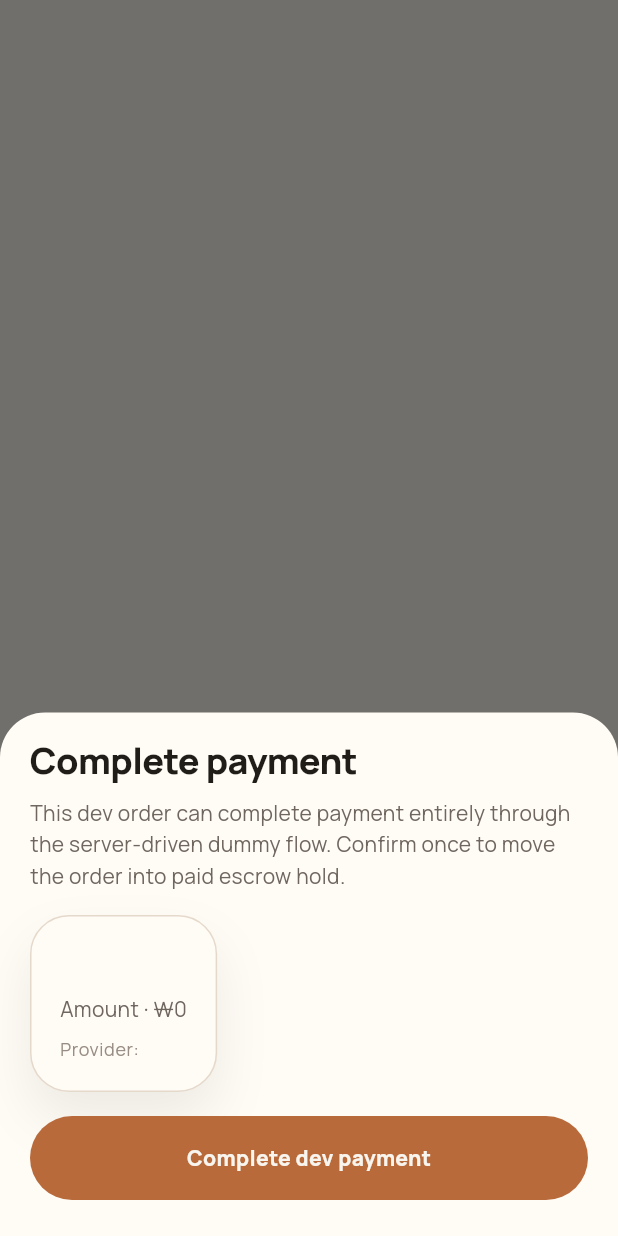
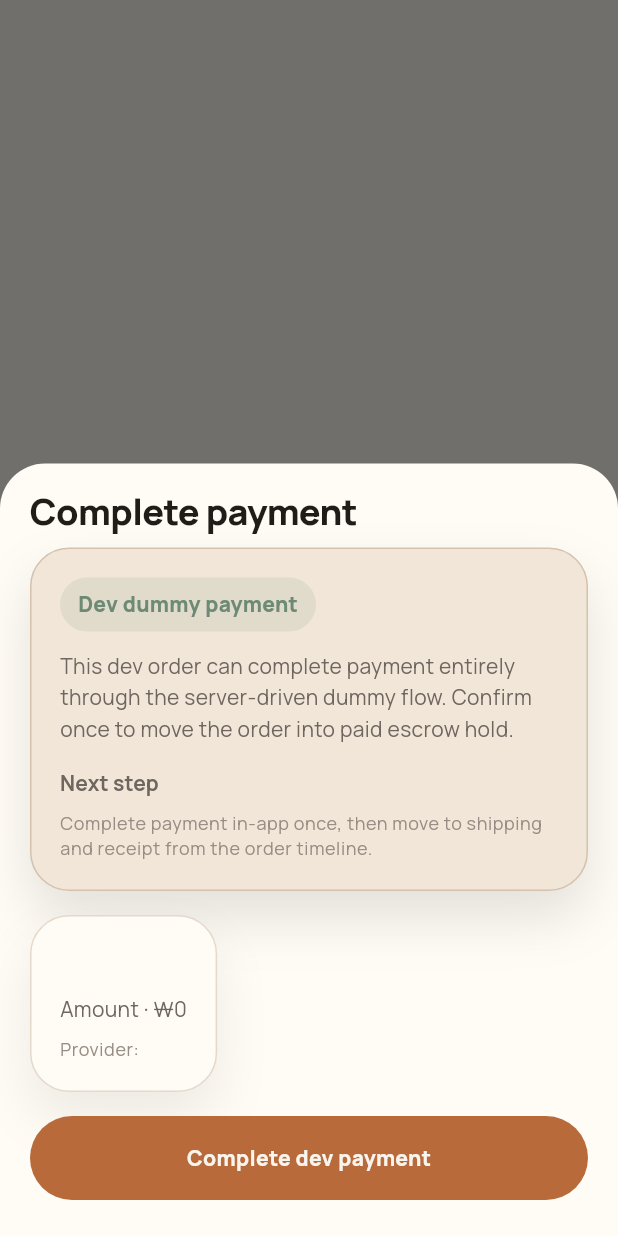
Before and after one commit to asci-00/auction_market, a Flutter app: what showOrderPaymentSessionSheet() shows on an empty page, opened directly with empty values, on a phone screen of 412 x 824 dp. Run offline on Flutter 3.47's test engine with Material 3 defaults, Android fonts, the phone set to English and light mode, and no system bars; our stand-ins replace cloud_firestore, cloud_functions, easy_localization, firebase_auth, firebase_core, firebase_messaging and 7 more; accounts and stored records are empty.

Commit message:
Polish payment recovery UX states

```diff
--- a/apps/mobile_flutter/lib/features/orders/application/order_payment_handoff_service.dart
+++ b/apps/mobile_flutter/lib/features/orders/application/order_payment_handoff_service.dart
@@ -21,6 +21,8 @@ class OrderPaymentHandoffPlan {
 
   bool get isDevDummy => mode == OrderPaymentHandoffMode.devDummy;
   bool get isLauncherReady => mode == OrderPaymentHandoffMode.launcherReady;
+  bool get usesManualFallback => mode == OrderPaymentHandoffMode.manualConfirm;
+  bool get requiresManualConfirmation => !isDevDummy;
 }
 
 final orderPaymentHandoffServiceProvider =
--- a/apps/mobile_flutter/lib/features/orders/presentation/order_payment_session_sheet.dart
+++ b/apps/mobile_flutter/lib/features/orders/presentation/order_payment_session_sheet.dart
@@ -39,6 +39,35 @@ Future<OrderPaymentSheetResult?> showOrderPaymentSessionSheet(
       final tokens = sheetContext.tokens;
       final devPaymentKey = handoffPlan.paymentKey;
       final canDirectDevConfirm = handoffPlan.isDevDummy;
+      final statusColor = switch (handoffPlan.mode) {
+        OrderPaymentHandoffMode.devDummy => AppColors.accentSuccess,
+        OrderPaymentHandoffMode.launcherReady => AppColors.accentPrimary,
+        OrderPaymentHandoffMode.manualConfirm => AppColors.accentUrgent,
+      };
+      final statusLabel = switch (handoffPlan.mode) {
+        OrderPaymentHandoffMode.devDummy =>
+          context.l10n.ordersPaymentSheetStatusDev,
+        OrderPaymentHandoffMode.launcherReady =>
+          context.l10n.ordersPaymentSheetStatusReady,
+        OrderPaymentHandoffMode.manualConfirm =>
+          context.l10n.ordersPaymentSheetStatusBlocked,
+      };
+      final nextStepDescription = switch (handoffPlan.mode) {
+        OrderPaymentHandoffMode.devDummy =>
+          context.l10n.ordersPaymentSheetNextStepDev,
+        OrderPaymentHandoffMode.launcherReady =>
+          context.l10n.ordersPaymentSheetNextStepReady,
+        OrderPaymentHandoffMode.manualConfirm =>
+          context.l10n.ordersPaymentSheetNextStepBlocked,
+      };
+      final description = switch (handoffPlan.mode) {
+        OrderPaymentHandoffMode.devDummy =>
+          context.l10n.ordersPaymentSheetDevDescription,
+        OrderPaymentHandoffMode.launcherReady =>
+          context.l10n.ordersPaymentSheetReadyDescription,
+        OrderPaymentHandoffMode.manualConfirm =>
+          context.l10n.ordersPaymentSheetBlockedDescription,
+      };
 
       return SafeArea(
         child: Padding(
@@ -57,13 +86,11 @@ Future<OrderPaymentSheetResult?> showOrderPaymentSessionSheet(
                 style: sheetContext.textTheme.headlineSmall,
               ),
               SizedBox(height: tokens.space2),
-              Text(
-                handoffPlan.isDevDummy
-                    ? context.l10n.ordersPaymentSheetDevDescription
-                    : handoffPlan.isLauncherReady
-                        ? context.l10n.ordersPaymentSheetReadyDescription
-                        : context.l10n.ordersPaymentSheetBlockedDescription,
-                style: sheetContext.textTheme.bodyMedium,
+              _OrderPaymentRoutePanel(
+                statusLabel: statusLabel,
+                description: description,
+                nextStepDescription: nextStepDescription,
+                accentColor: statusColor,
               ),
               SizedBox(height: tokens.space4),
               _OrderPaymentInfoPanel(session: session),
@@ -167,3 +194,62 @@ class _OrderPaymentInfoPanel extends StatelessWidget {
     );
   }
 }
+
+class _OrderPaymentRoutePanel extends StatelessWidget {
+  const _OrderPaymentRoutePanel({
+    required this.statusLabel,
+    required this.description,
+    required this.nextStepDescription,
+    required this.accentColor,
+  });
+
+  final String statusLabel;
+  final String description;
+  final String nextStepDescription;
+  final Color accentColor;
+
+  @override
+  Widget build(BuildContext context) {
+    final tokens = context.tokens;
+
+    return AppPanel(
+      tone: AppPanelTone.elevated,
+      child: Column(
+        crossAxisAlignment: CrossAxisAlignment.start,
+        children: [
+          Container(
+            padding: EdgeInsets.symmetric(
+              horizontal: tokens.space3,
+              vertical: tokens.space2,
+            ),
+            decoration: BoxDecoration(
+              color: accentColor.withValues(alpha: 0.12),
+              borderRadius: BorderRadius.circular(999),
+            ),
+            child: Text(
+              statusLabel,
+              style: context.textTheme.labelLarge?.copyWith(
+                color: accentColor,
+              ),
+            ),
+          ),
+          SizedBox(height: tokens.space3),
+          Text(
+            description,
+            style: context.textTheme.bodyMedium,
+          ),
+          SizedBox(height: tokens.space4),
+          Text(
+            context.l10n.ordersPaymentSheetNextStepTitle,
+            style: context.textTheme.titleSmall,
+          ),
+          SizedBox(height: tokens.space2),
+          Text(
+            nextStepDescription,
+            style: context.textTheme.bodySmall,
+          ),
+        ],
+      ),
+    );
+  }
+}
--- a/apps/mobile_flutter/lib/l10n/app_en.arb
+++ b/apps/mobile_flutter/lib/l10n/app_en.arb
@@ -367,8 +367,16 @@
   "ordersActionConfirmReceipt": "Confirm receipt",
   "ordersPaymentSheetTitle": "Complete payment",
   "ordersPaymentSheetDevDescription": "This dev order can complete payment entirely through the server-driven dummy flow. Confirm once to move the order into paid escrow hold.",
-  "ordersPaymentSheetReadyDescription": "This order is ready for Toss handoff. Review the payment session details before you continue.",
-  "ordersPaymentSheetBlockedDescription": "This build can prepare the order, but automatic Toss checkout still needs the final client key and return URL setup. If you already have a payment key, you can still confirm it below.",
+  "ordersPaymentSheetReadyDescription": "This order already has the payment return path prepared. Review the session details before you continue outside the app.",
+  "ordersPaymentSheetBlockedDescription": "This order can still be confirmed from a returned payment result. If you already completed Toss checkout elsewhere, enter the payment key below.",
+  "ordersPaymentSheetStatusDev": "Dev dummy payment",
+  "ordersPaymentSheetStatusReady": "Return path prepared",
+  "ordersPaymentSheetStatusBlocked": "Manual recovery path",
+  "ordersPaymentSheetNextStepTitle": "Next step",
+  "ordersPaymentSheetNextStepDev": "Complete payment in-app once, then move to shipping and receipt from the order timeline.",
+  "ordersPaymentSheetNextStepReady": "Finish Toss checkout outside this build, then return with the payment result so the order can be confirmed here.",
+  "ordersPaymentSheetNextStepBlocked": "Keep the order timeline open as your recovery point. When Toss checkout finishes elsewhere, come back with the returned payment key to confirm the order here.",
+  "ordersPaymentFallbackHint": "If Toss checkout finished outside the app, return with the payment key and continue from this order card.",
   "ordersPaymentReturnPendingTitle": "Finalizing payment",
   "ordersPaymentReturnPendingDescription": "We're validating the returned payment result and moving the order into the paid timeline.",
   "ordersPaymentReturnSuccessTitle": "Payment confirmed",
@@ -377,6 +385,12 @@
   "ordersPaymentReturnFailDescription": "Return to the order timeline to retry payment or review the latest status.",
   "ordersPaymentReturnInvalidTitle": "Payment return data is incomplete",
   "ordersPaymentReturnInvalidDescription": "This return route needs order, payment, and amount details before the order can be confirmed.",
+  "ordersPaymentReturnCodeLabel": "Return code · {code}",
+  "@ordersPaymentReturnCodeLabel": {
+    "placeholders": {
+      "code": {}
+    }
+  },
   "ordersPaymentReturnActionOpenOrder": "Open order timeline",
   "ordersPaymentReturnActionBackToOrders": "Back to orders",
   "ordersPaymentCompleteDevAction": "Complete dev payment",
--- a/apps/mobile_flutter/lib/l10n/app_ko.arb
+++ b/apps/mobile_flutter/lib/l10n/app_ko.arb
@@ -367,8 +367,16 @@
   "ordersActionConfirmReceipt": "수령 확인",
   "ordersPaymentSheetTitle": "결제 진행",
   "ordersPaymentSheetDevDescription": "이 dev 주문은 서버 주도 더미 결제 흐름으로 바로 완료할 수 있습니다. 한 번 확인하면 주문이 결제 완료 에스크로 보관 단계로 이동합니다.",
-  "ordersPaymentSheetReadyDescription": "이 주문은 Toss 결제 전달 준비가 완료되었습니다. 계속 진행하기 전에 세션 정보를 확인해 주세요.",
-  "ordersPaymentSheetBlockedDescription": "이 빌드는 주문 결제 세션까지는 준비할 수 있지만, 자동 Toss checkout을 위해서는 최종 client key와 return URL 구성이 더 필요합니다. 이미 payment key가 있다면 아래에서 바로 확인할 수 있습니다.",
+  "ordersPaymentSheetReadyDescription": "이 주문은 결제 복귀 경로 준비가 완료되었습니다. 앱 밖에서 계속 진행하기 전에 세션 정보를 확인해 주세요.",
+  "ordersPaymentSheetBlockedDescription": "복귀한 결제 결과만 있다면 이 주문을 계속 확인할 수 있습니다. 다른 곳에서 Toss checkout을 마쳤다면 아래에서 payment key를 입력해 주세요.",
+  "ordersPaymentSheetStatusDev": "dev 더미 결제",
+  "ordersPaymentSheetStatusReady": "복귀 경로 준비 완료",
+  "ordersPaymentSheetStatusBlocked": "수동 복구 경로",
+  "ordersPaymentSheetNextStepTitle": "다음 단계",
+  "ordersPaymentSheetNextStepDev": "앱 안에서 한 번 결제를 마치고, 주문 타임라인에서 배송과 수령 확인으로 이어가세요.",
+  "ordersPaymentSheetNextStepReady": "이 빌드 밖에서 Toss checkout을 마친 뒤 결제 결과와 함께 돌아오면 이 화면에서 주문을 확인할 수 있습니다.",
+  "ordersPaymentSheetNextStepBlocked": "주문 타임라인을 복귀 지점으로 두고 진행하세요. 다른 곳에서 Toss checkout이 끝나면 돌아온 payment key로 이 화면에서 주문을 확인할 수 있습니다.",
+  "ordersPaymentFallbackHint": "앱 밖에서 Toss checkout을 마쳤다면 payment key와 함께 돌아와 이 주문 카드에서 이어가세요.",
   "ordersPaymentReturnPendingTitle": "결제를 마무리하고 있습니다",
   "ordersPaymentReturnPendingDescription": "복귀한 결제 결과를 확인하고 주문을 결제 완료 타임라인으로 이동합니다.",
   "ordersPaymentReturnSuccessTitle": "결제가 확인되었습니다",
@@ -377,6 +385,12 @@
   "ordersPaymentReturnFailDescription": "주문 타임라인으로 돌아가 결제를 다시 진행하거나 최신 상태를 확인해 주세요.",
   "ordersPaymentReturnInvalidTitle": "결제 복귀 정보가 부족합니다",
   "ordersPaymentReturnInvalidDescription": "주문을 확인하려면 order, payment, amount 정보가 모두 필요합니다.",
+  "ordersPaymentReturnCodeLabel": "복귀 코드 · {code}",
+  "@ordersPaymentReturnCodeLabel": {
+    "placeholders": {
+      "code": {}
+    }
+  },
   "ordersPaymentReturnActionOpenOrder": "주문 타임라인 열기",
   "ordersPaymentReturnActionBackToOrders": "주문으로 돌아가기",
   "ordersPaymentCompleteDevAction": "dev 결제 완료",
--- a/apps/mobile_flutter/lib/l10n/app_localizations.dart
+++ b/apps/mobile_flutter/lib/l10n/app_localizations.dart
@@ -1583,14 +1583,62 @@ abstract class AppLocalizations {
   /// No description provided for @ordersPaymentSheetReadyDescription.
   ///
   /// In en, this message translates to:
-  /// **'This order is ready for Toss handoff. Review the payment session details before you continue.'**
+  /// **'This order already has the payment return path prepared. Review the session details before you continue outside the app.'**
   String get ordersPaymentSheetReadyDescription;
 
   /// No description provided for @ordersPaymentSheetBlockedDescription.
   ///
   /// In en, this message translates to:
-  /// **'This build can prepare the order, but automatic Toss checkout still needs the final client key and return URL setup. If you already have a payment key, you can still confirm it below.'**
+  /// **'This order can still be confirmed from a returned payment result. If you already completed Toss checkout elsewhere, enter the payment key below.'**
   String get ordersPaymentSheetBlockedDescription;
+
+  /// No description provided for @ordersPaymentSheetStatusDev.
+  ///
+  /// In en, this message translates to:
+  /// **'Dev dummy payment'**
+  String get ordersPaymentSheetStatusDev;
+
+  /// No description provided for @ordersPaymentSheetStatusReady.
+  ///
+  /// In en, this message translates to:
+  /// **'Return path prepared'**
+  String get ordersPaymentSheetStatusReady;
+
+  /// No description provided for @ordersPaymentSheetStatusBlocked.
+  ///
+  /// In en, this message translates to:
+  /// **'Manual recovery path'**
+  String get ordersPaymentSheetStatusBlocked;
+
+  /// No description provided for @ordersPaymentSheetNextStepTitle.
+  ///
+  /// In en, this message translates to:
+  /// **'Next step'**
+  String get ordersPaymentSheetNextStepTitle;
+
+  /// No description provided for @ordersPaymentSheetNextStepDev.
+  ///
+  /// In en, this message translates to:
+  /// **'Complete payment in-app once, then move to shipping and receipt from the order timeline.'**
+  String get ordersPaymentSheetNextStepDev;
+
+  /// No description provided for @ordersPaymentSheetNextStepReady.
+  ///
+  /// In en, this message translates to:
+  /// **'Finish Toss checkout outside this build, then return with the payment result so the order can be confirmed here.'**
+  String get ordersPaymentSheetNextStepReady;
+
+  /// No description provided for @ordersPaymentSheetNextStepBlocked.
+  ///
+  /// In en, this message translates to:
+  /// **'Keep the order timeline open as your recovery point. When Toss checkout finishes elsewhere, come back with the returned payment key to confirm the order here.'**
+  String get ordersPaymentSheetNextStepBlocked;
+
+  /// No description provided for @ordersPaymentFallbackHint.
+  ///
+  /// In en, this message translates to:
+  /// **'If Toss checkout finished outside the app, return with the payment key and continue from this order card.'**
+  String get ordersPaymentFallbackHint;
 
   /// No description provided for @ordersPaymentReturnPendingTitle.
   ///
@@ -1639,6 +1687,12 @@ abstract class AppLocalizations {
   /// In en, this message translates to:
   /// **'This return route needs order, payment, and amount details before the order can be confirmed.'**
   String get ordersPaymentReturnInvalidDescription;
+
+  /// No description provided for @ordersPaymentReturnCodeLabel.
+  ///
+  /// In en, this message translates to:
+  /// **'Return code · {code}'**
+  String ordersPaymentReturnCodeLabel(Object code);
 
   /// No description provided for @ordersPaymentReturnActionOpenOrder.
   ///
--- a/apps/mobile_flutter/lib/l10n/app_localizations_en.dart
+++ b/apps/mobile_flutter/lib/l10n/app_localizations_en.dart
@@ -864,11 +864,39 @@ class AppLocalizationsEn extends AppLocalizations {
 
   @override
   String get ordersPaymentSheetReadyDescription =>
-      'This order is ready for Toss handoff. Review the payment session details before you continue.';
+      'This order already has the payment return path prepared. Review the session details before you continue outside the app.';
 
   @override
   String get ordersPaymentSheetBlockedDescription =>
-      'This build can prepare the order, but automatic Toss checkout still needs the final client key and return URL setup. If you already have a payment key, you can still confirm it below.';
+      'This order can still be confirmed from a returned payment result. If you already completed Toss checkout elsewhere, enter the payment key below.';
+
+  @override
+  String get ordersPaymentSheetStatusDev => 'Dev dummy payment';
+
+  @override
+  String get ordersPaymentSheetStatusReady => 'Return path prepared';
+
+  @override
+  String get ordersPaymentSheetStatusBlocked => 'Manual recovery path';
+
+  @override
+  String get ordersPaymentSheetNextStepTitle => 'Next step';
+
+  @override
+  String get ordersPaymentSheetNextStepDev =>
+      'Complete payment in-app once, then move to shipping and receipt from the order timeline.';
+
+  @override
+  String get ordersPaymentSheetNextStepReady =>
+      'Finish Toss checkout outside this build, then return with the payment result so the order can be confirmed here.';
+
+  @override
+  String get ordersPaymentSheetNextStepBlocked =>
+      'Keep the order timeline open as your recovery point. When Toss checkout finishes elsewhere, come back with the returned payment key to confirm the order here.';
+
+  @override
+  String get ordersPaymentFallbackHint =>
+      'If Toss checkout finished outside the app, return with the payment key and continue from this order card.';
 
   @override
   String get ordersPaymentReturnPendingTitle => 'Finalizing payment';
@@ -898,6 +926,11 @@ class AppLocalizationsEn extends AppLocalizations {
   @override
   String get ordersPaymentReturnInvalidDescription =>
       'This return route needs order, payment, and amount details before the order can be confirmed.';
+
+  @override
+  String ordersPaymentReturnCodeLabel(Object code) {
+    return 'Return code · $code';
+  }
 
   @override
   String get ordersPaymentReturnActionOpenOrder => 'Open order timeline';
```
Also changed, not shown: apps/mobile_flutter/lib/features/orders/presentation/order_payment_return_screen.dart (+31 -4 lines), apps/mobile_flutter/lib/features/orders/presentation/widgets/order_summary_card.dart (+47 -0 lines), apps/mobile_flutter/lib/l10n/app_localizations_ko.dart (+35 -2 lines), 3 other files.
